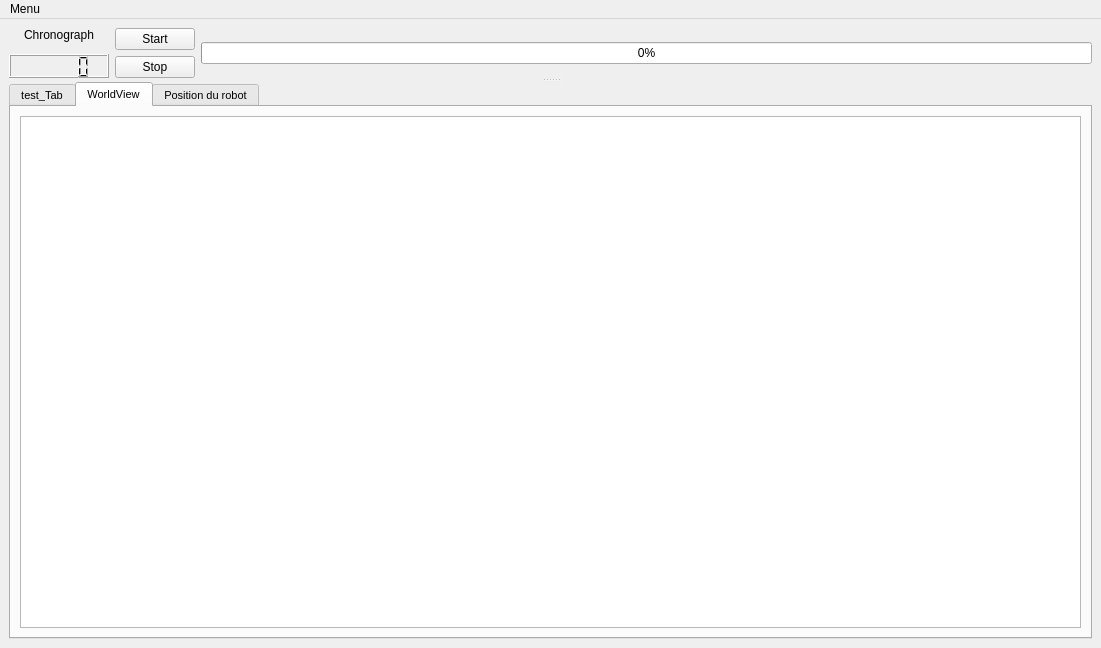
Before: the Qt Designer form design/main_station/views/generated/ui_main_view.ui in AntoineGagne/design-3-glo, drawn with Qt 5.
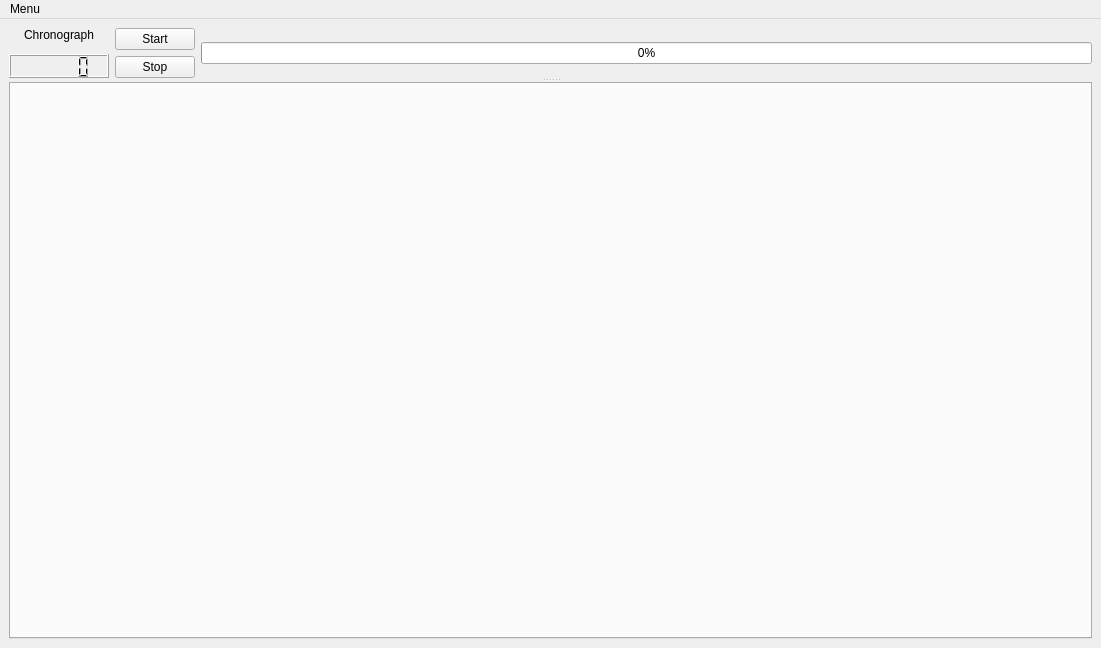
After: the same form once the commit is applied.

Commit message: separating views for better design

```diff
--- a/design/main_station/views/generated/ui_main_view.ui
+++ b/design/main_station/views/generated/ui_main_view.ui
@@ -144,36 +144,6 @@
        <property name="tabBarAutoHide">
         <bool>false</bool>
        </property>
-       <widget class="QWidget" name="test_tab_widget">
-        <attribute name="title">
-         <string>test_Tab</string>
-        </attribute>
-        <layout class="QGridLayout" name="gridLayout">
-         <item row="0" column="0">
-          <widget class="QListView" name="list_view_test"/>
-         </item>
-        </layout>
-       </widget>
-       <widget class="QWidget" name="world_tab">
-        <attribute name="title">
-         <string>WorldView</string>
-        </attribute>
-        <layout class="QGridLayout" name="gridLayout_2">
-         <item row="0" column="0">
-          <widget class="QGraphicsView" name="world_view"/>
-         </item>
-        </layout>
-       </widget>
-       <widget class="QWidget" name="position_tab">
-        <attribute name="title">
-         <string>Position du robot</string>
-        </attribute>
-        <layout class="QGridLayout" name="gridLayout_3">
-         <item row="0" column="0">
-          <widget class="QGraphicsView" name="position_view"/>
-         </item>
-        </layout>
-       </widget>
       </widget>
      </widget>
     </item>
```
Left out of the diff: 2 changed lines with no effect on the pictures. The commit also changes 6 other files.
